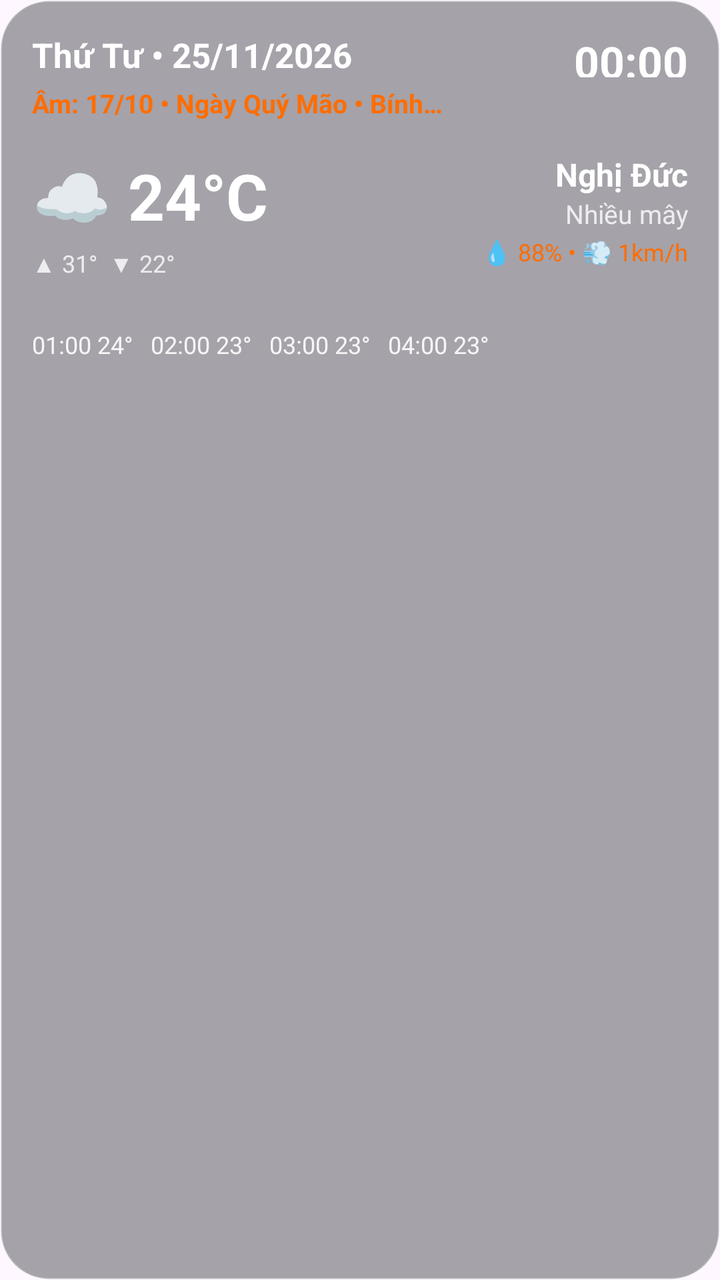
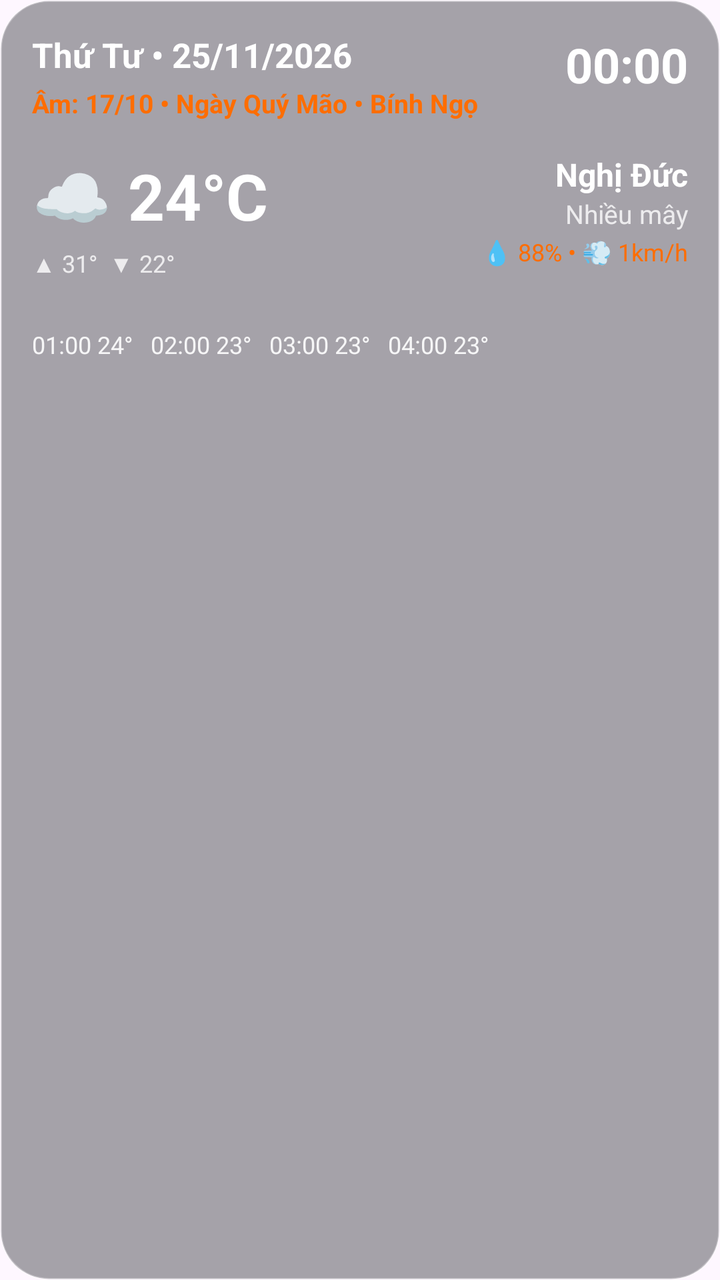

An Android layout rendered at two revisions. The XML below is the earlier revision; the diff shows what the commit changed to produce the second picture.
<!-- AndroidManifest.xml: application theme Theme.Material3.DayNight.NoActionBar -->
<!-- res/layout/widget_4x4.xml -->
<?xml version="1.0" encoding="utf-8"?>
<RelativeLayout xmlns:android="http://schemas.android.com/apk/res/android"
    android:id="@+id/widget_root"
    android:layout_width="match_parent"
    android:layout_height="match_parent"
    android:background="@drawable/bg_widget_glass_dark"
    android:padding="16dp">

    <TextView
        android:id="@+id/tv_solar_date"
        android:layout_width="wrap_content"
        android:layout_height="wrap_content"
        android:layout_alignParentStart="true"
        android:layout_alignParentTop="true"
        android:layout_marginEnd="120dp"
        android:ellipsize="end"
        android:fontFamily="sans-serif"
        android:maxLines="1"
        android:text="Thứ Tư • 25/11/2026"
        android:textColor="#FFFFFF"
        android:textSize="17sp"
        android:textStyle="bold" />

    <TextClock
        android:id="@+id/tc_clock"
        android:layout_width="wrap_content"
        android:layout_height="wrap_content"
        android:layout_alignTop="@id/tv_solar_date"
        android:layout_alignBottom="@id/tv_solar_date"
        android:layout_alignParentEnd="true"
        android:fontFamily="sans-serif"
        android:format12Hour="HH:mm"
        android:format24Hour="HH:mm"
        android:gravity="center_vertical|end"
        android:maxLines="1"
        android:textColor="#FFFFFF"
        android:textSize="22sp"
        android:textStyle="bold" />

    <TextView
        android:id="@+id/tv_update_time"
        android:layout_width="wrap_content"
        android:layout_height="wrap_content"
        android:visibility="gone" />

    <TextView
        android:id="@+id/tv_lunar_date"
        android:layout_width="wrap_content"
        android:layout_height="wrap_content"
        android:layout_below="@id/tv_solar_date"
        android:layout_alignParentStart="true"
        android:layout_marginTop="4dp"
        android:layout_marginEnd="120dp"
        android:ellipsize="end"
        android:fontFamily="sans-serif"
        android:maxLines="1"
        android:text="Âm: 17/10 • Ngày Quý Mão • Bính Ngọ"
        android:textColor="#FF6D00"
        android:textSize="13sp"
        android:textStyle="bold" />

    <LinearLayout
        android:id="@+id/layout_middle_4x4"
        android:layout_width="match_parent"
        android:layout_height="wrap_content"
        android:layout_below="@id/tv_lunar_date"
        android:layout_marginTop="16dp"
        android:orientation="horizontal">

        <LinearLayout
            android:layout_width="0dp"
            android:layout_height="wrap_content"
            android:layout_weight="1"
            android:orientation="vertical">

            <TextView
                android:id="@+id/tv_temp"
                android:layout_width="wrap_content"
                android:layout_height="wrap_content"
                android:fontFamily="sans-serif"
                android:text="☁ 24°C"
                android:textColor="#FFFFFF"
                android:textSize="32sp"
                android:textStyle="bold" />

            <TextView
                android:id="@+id/tv_min_max"
                android:layout_width="wrap_content"
                android:layout_height="wrap_content"
                android:layout_marginTop="4dp"
                android:fontFamily="sans-serif"
                android:text="▲ 31°  ▼ 22°"
                android:textColor="#CCFFFFFF"
                android:textSize="12sp" />
        </LinearLayout>

        <LinearLayout
            android:layout_width="wrap_content"
            android:layout_height="wrap_content"
            android:gravity="end"
            android:orientation="vertical">

            <TextView
                android:id="@+id/tv_location"
                android:layout_width="wrap_content"
                android:layout_height="wrap_content"
                android:fontFamily="sans-serif"
                android:text="Nghị Đức"
                android:textColor="#FFFFFF"
                android:textSize="16sp"
                android:textStyle="bold" />

            <TextView
                android:id="@+id/tv_condition"
                android:layout_width="wrap_content"
                android:layout_height="wrap_content"
                android:fontFamily="sans-serif"
                android:text="Nhiều mây"
                android:textColor="#CCFFFFFF"
                android:textSize="13sp" />

            <TextView
                android:id="@+id/tv_humidity_wind"
                android:layout_width="wrap_content"
                android:layout_height="wrap_content"
                android:layout_marginTop="2dp"
                android:fontFamily="sans-serif"
                android:text="💧 88% • 💨 1km/h"
                android:textColor="#FF6D00"
                android:textSize="12sp" />
        </LinearLayout>
    </LinearLayout>

    <TextView
        android:id="@+id/tv_hourly"
        android:layout_width="wrap_content"
        android:layout_height="wrap_content"
        android:layout_below="@id/layout_middle_4x4"
        android:layout_marginTop="24dp"
        android:fontFamily="sans-serif"
        android:text="01:00 24°   02:00 23°   03:00 23°   04:00 23°"
        android:textColor="#E6FFFFFF"
        android:textSize="12sp" />

    <TextView
        android:id="@+id/tv_signature"
        android:layout_width="wrap_content"
        android:layout_height="wrap_content"
        android:layout_alignParentEnd="true"
        android:layout_alignParentBottom="true"
        android:alpha="0.9"
        android:fontFamily="sans-serif"
        android:text=""
        android:textColor="#FFFFFF"
        android:textSize="11sp"
        android:textStyle="italic" />
</RelativeLayout>
<!-- resources referenced by this layout -->
<resources>
  <!-- drawable bg_widget_glass_dark (drawable) -->
  <?xml version="1.0" encoding="utf-8"?>
  <shape xmlns:android="http://schemas.android.com/apk/res/android">
      <solid android:color="#661E2229" />
      <corners android:radius="24dp" />
      <stroke
          android:width="1dp"
          android:color="#4DFFFFFF" />
  </shape>
</resources>

<!-- the commit's change to res/layout/widget_4x4.xml (unified diff, before → after) -->
@@ -12,8 +12,8 @@
         android:layout_height="wrap_content"
         android:layout_alignParentStart="true"
         android:layout_alignParentTop="true"
-        android:layout_marginEnd="120dp"
-        android:ellipsize="end"
+        android:layout_toStartOf="@id/tc_clock"
+        android:layout_marginEnd="8dp"
         android:fontFamily="sans-serif"
         android:maxLines="1"
         android:text="Thứ Tư • 25/11/2026"
@@ -25,16 +25,15 @@
         android:id="@+id/tc_clock"
         android:layout_width="wrap_content"
         android:layout_height="wrap_content"
-        android:layout_alignTop="@id/tv_solar_date"
-        android:layout_alignBottom="@id/tv_solar_date"
+        android:layout_alignParentTop="true"
         android:layout_alignParentEnd="true"
         android:fontFamily="sans-serif"
         android:format12Hour="HH:mm"
         android:format24Hour="HH:mm"
-        android:gravity="center_vertical|end"
         android:maxLines="1"
+        android:padding="0dp"
         android:textColor="#FFFFFF"
-        android:textSize="22sp"
+        android:textSize="24sp"
         android:textStyle="bold" />
 
     <TextView
@@ -45,13 +44,12 @@
 
     <TextView
         android:id="@+id/tv_lunar_date"
-        android:layout_width="wrap_content"
+        android:layout_width="match_parent"
         android:layout_height="wrap_content"
         android:layout_below="@id/tv_solar_date"
         android:layout_alignParentStart="true"
+        android:layout_alignParentEnd="true"
         android:layout_marginTop="4dp"
-        android:layout_marginEnd="120dp"
-        android:ellipsize="end"
         android:fontFamily="sans-serif"
         android:maxLines="1"
         android:text="Âm: 17/10 • Ngày Quý Mão • Bính Ngọ"
